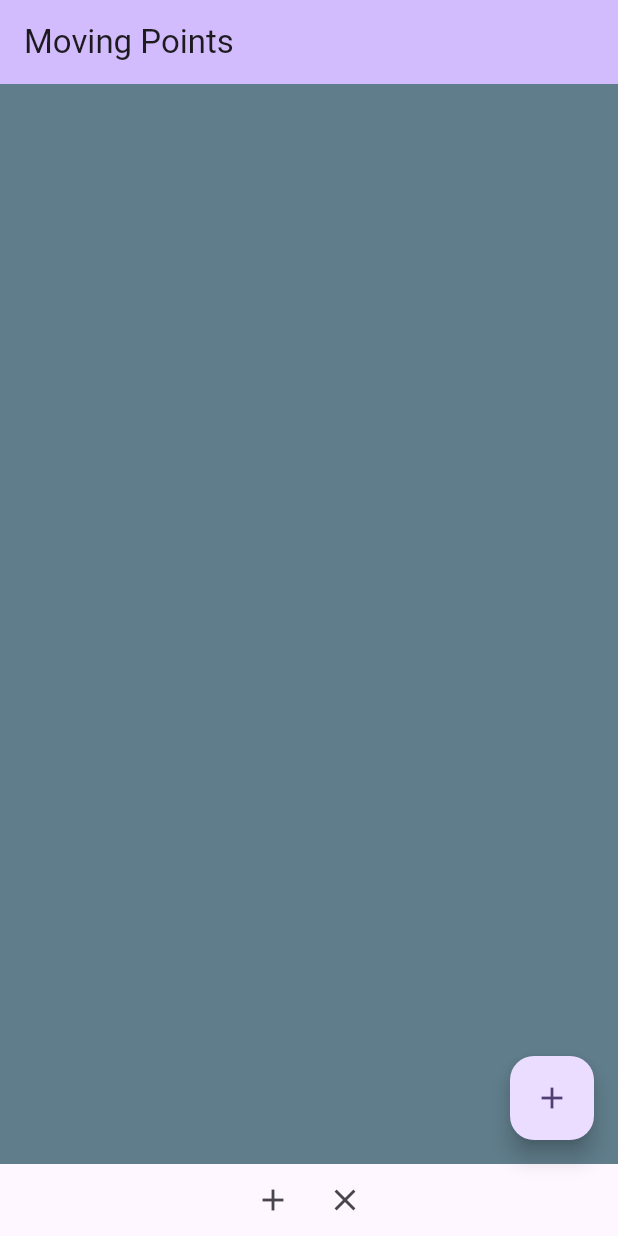
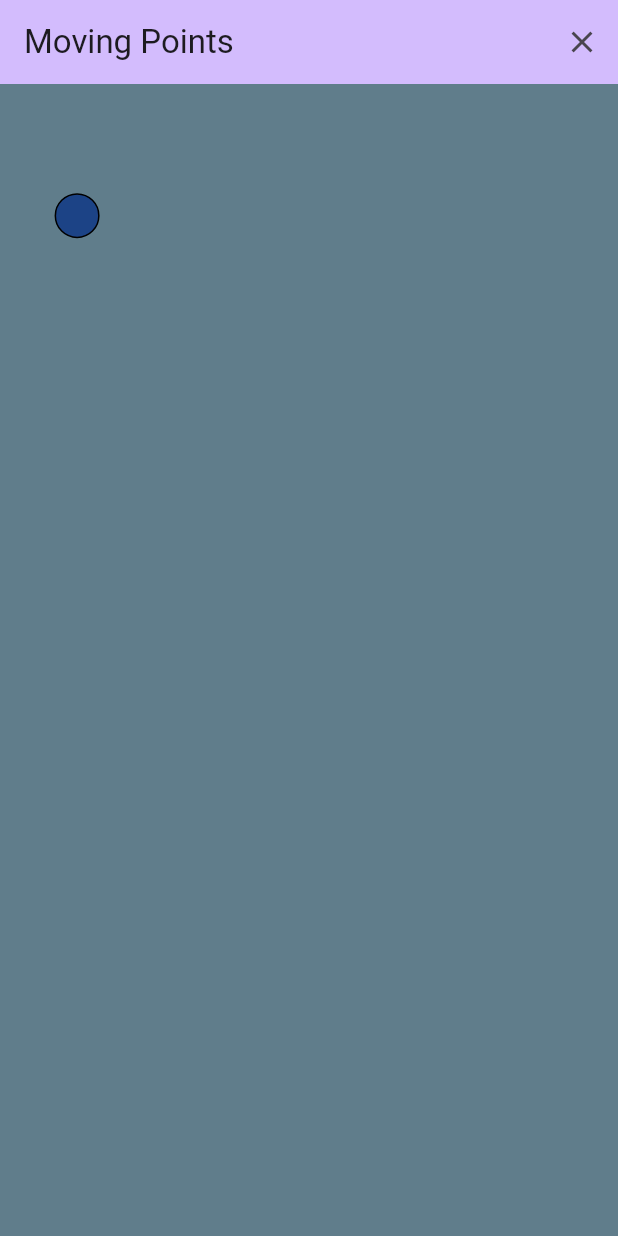
Before and after one commit to gillesbonnetpro/moving_points, a Flutter app: the screen it shows after launch, on a phone screen of 412 x 824 dp. Run offline on Flutter 3.47's test engine with Material 3 defaults, Android fonts, the light colour scheme and no system bars.

Commit message:
ajout de points sur clic

```diff
--- a/lib/main.dart
+++ b/lib/main.dart
@@ -16,7 +16,8 @@
   @override
   Widget build(BuildContext context) {
     return MaterialApp(
-      title: 'Flutter Demo',
+      debugShowCheckedModeBanner: false,
+      title: 'Moving Points',
       theme: ThemeData(
         colorScheme: ColorScheme.fromSeed(seedColor: Colors.deepPurple),
         useMaterial3: true,
@@ -44,25 +45,6 @@
     super.initState();
   }
 
-// ajoute un jeu de données aux points
-  void addDataPoint() {
-    final Color newColor =
-        Color((math.Random().nextDouble() * 0xFFFFFF).toInt()).withOpacity(1.0);
-    final double newX =
-        math.Random().nextDouble() * (MediaQuery.of(context).size.width * 0.8) +
-            15;
-    final double newY = math.Random().nextDouble() *
-            (MediaQuery.of(context).size.height * 0.8) +
-        15;
-    print('nouveau point : $newX, $newY, $newColor');
-
-    setState(() {
-      dataPointList.add(
-        DataPoint(x: newX, y: newY, color: newColor),
-      );
-    });
-  }
-
   // retourne la liste de points à afficher
   List<Widget> getWidgetList() {
     List<Widget> list = [];
@@ -78,25 +60,62 @@
         MovingPoint(
           data: dataPoint,
           onMove: (x, y) {
-              print('$x, $y');
             setState(() {
               dataPoint.x = x;
               dataPoint.y = y;
             });
-            }),
+          },
+          onRelease: () {
+            final Color newColor =
+                Color((math.Random().nextDouble() * 0xFFFFFF).toInt())
+                    .withOpacity(1.0);
+            final double newX = math.Random().nextDouble() *
+                    (MediaQuery.of(context).size.width * 0.8) +
+                15;
+            final double newY = math.Random().nextDouble() *
+                    (MediaQuery.of(context).size.height * 0.8) +
+                15;
+
+            setState(() {
+              dataPointList.add(
+                DataPoint(x: newX, y: newY, color: newColor),
+              );
+            });
+          },
+        ),
       );
     }
 
-    print('la liste contient ${list.length} widgets');
     return list;
   }
 
   @override
   Widget build(BuildContext context) {
+    if (dataPointList.isEmpty) {
+      final Color newColor =
+          Color((math.Random().nextDouble() * 0xFFFFFF).toInt())
+              .withOpacity(1.0);
+      final double newX = math.Random().nextDouble() *
+              (MediaQuery.of(context).size.width * 0.8) +
+          15;
+      final double newY = math.Random().nextDouble() *
+              (MediaQuery.of(context).size.height * 0.8) +
+          15;
+      dataPointList.add(DataPoint(x: newX, y: newY, color: newColor));
+    }
+
     return Scaffold(
       appBar: AppBar(
         backgroundColor: Theme.of(context).colorScheme.inversePrimary,
         title: Text(widget.title),
+        actions: [
+          IconButton(
+            onPressed: () => setState(() {
+              dataPointList.clear();
+            }),
+            icon: Icon(Icons.close),
+          ),
+        ],
       ),
       body: SizedBox.fromSize(
         size: MediaQuery.of(context).size,
@@ -108,27 +127,6 @@
           ),
         ),
       ),
-      bottomNavigationBar: Row(
-        mainAxisSize: MainAxisSize.max,
-        mainAxisAlignment: MainAxisAlignment.center,
-        children: [
-          IconButton(
-            onPressed: () => addDataPoint(),
-            icon: Icon(Icons.add),
-          ),
-          IconButton(
-            onPressed: () => setState(() {
-              dataPointList.clear();
-            }),
-            icon: Icon(Icons.close),
-          ),
-        ],
-      ),
-      floatingActionButton: FloatingActionButton(
-        onPressed: () => addDataPoint(),
-        tooltip: 'add point',
-        child: const Icon(Icons.add),
-      ),
     );
   }
 }
```
Also changed, not shown: lib/moving_point.dart (+20 -19 lines). Lines whose indentation alone changed are shown as unchanged.
